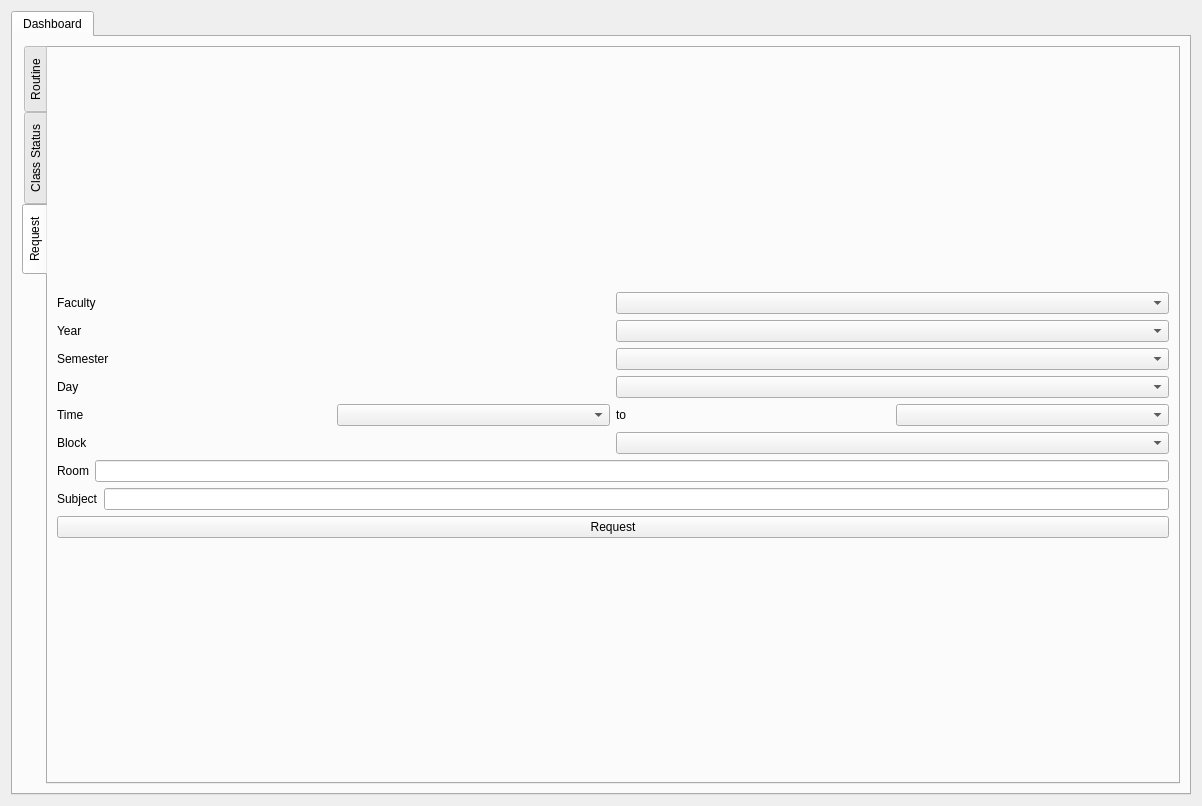
Qt form bms/professorwindow.ui (MythicSTR/bms-project) before a commit.
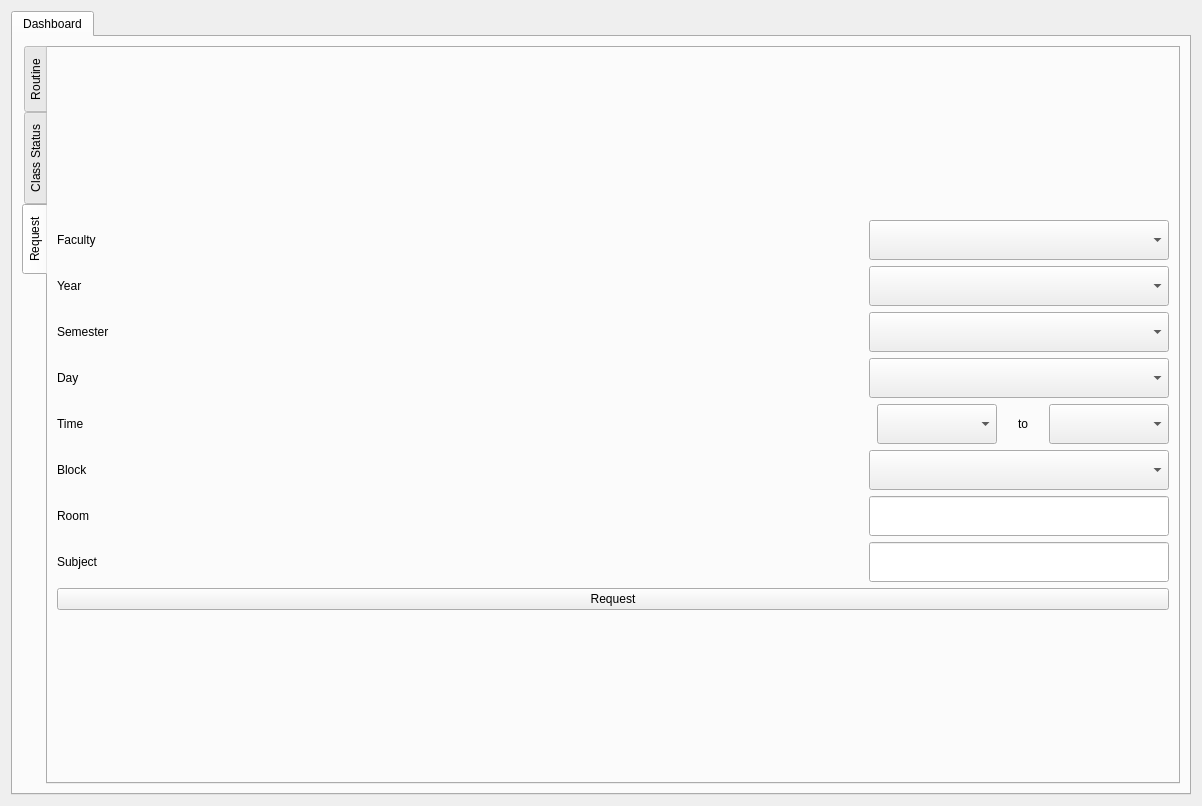
The same form after that commit. The open tabs and pages were chosen to show the change.

```diff
--- a/bms/professorwindow.ui
+++ b/bms/professorwindow.ui
@@ -587,7 +587,20 @@
                 </widget>
                </item>
                <item>
-                <widget class="QComboBox" name="req_faculty"/>
+                <widget class="QComboBox" name="req_faculty">
+                 <property name="sizePolicy">
+                  <sizepolicy hsizetype="Maximum" vsizetype="Maximum">
+                   <horstretch>0</horstretch>
+                   <verstretch>0</verstretch>
+                  </sizepolicy>
+                 </property>
+                 <property name="minimumSize">
+                  <size>
+                   <width>300</width>
+                   <height>40</height>
+                  </size>
+                 </property>
+                </widget>
                </item>
               </layout>
              </item>
@@ -601,7 +614,20 @@
                 </widget>
                </item>
                <item>
-                <widget class="QComboBox" name="req_year"/>
+                <widget class="QComboBox" name="req_year">
+                 <property name="sizePolicy">
+                  <sizepolicy hsizetype="Maximum" vsizetype="Maximum">
+                   <horstretch>0</horstretch>
+                   <verstretch>0</verstretch>
+                  </sizepolicy>
+                 </property>
+                 <property name="minimumSize">
+                  <size>
+                   <width>300</width>
+                   <height>40</height>
+                  </size>
+                 </property>
+                </widget>
                </item>
               </layout>
              </item>
@@ -615,7 +641,20 @@
                 </widget>
                </item>
                <item>
-                <widget class="QComboBox" name="req_semester"/>
+                <widget class="QComboBox" name="req_semester">
+                 <property name="sizePolicy">
+                  <sizepolicy hsizetype="Maximum" vsizetype="Maximum">
+                   <horstretch>0</horstretch>
+                   <verstretch>0</verstretch>
+                  </sizepolicy>
+                 </property>
+                 <property name="minimumSize">
+                  <size>
+                   <width>300</width>
+                   <height>40</height>
+                  </size>
+                 </property>
+                </widget>
                </item>
               </layout>
              </item>
@@ -629,7 +668,20 @@
                 </widget>
                </item>
                <item>
-                <widget class="QComboBox" name="req_day"/>
+                <widget class="QComboBox" name="req_day">
+                 <property name="sizePolicy">
+                  <sizepolicy hsizetype="Maximum" vsizetype="Maximum">
+                   <horstretch>0</horstretch>
+                   <verstretch>0</verstretch>
+                  </sizepolicy>
+                 </property>
+                 <property name="minimumSize">
+                  <size>
+                   <width>300</width>
+                   <height>40</height>
+                  </size>
+                 </property>
+                </widget>
                </item>
               </layout>
              </item>
@@ -643,17 +695,58 @@
                 </widget>
                </item>
                <item>
-                <widget class="QComboBox" name="req_start_time"/>
+                <widget class="QComboBox" name="req_start_time">
+                 <property name="sizePolicy">
+                  <sizepolicy hsizetype="Maximum" vsizetype="Fixed">
+                   <horstretch>0</horstretch>
+                   <verstretch>0</verstretch>
+                  </sizepolicy>
+                 </property>
+                 <property name="minimumSize">
+                  <size>
+                   <width>120</width>
+                   <height>40</height>
+                  </size>
+                 </property>
+                </widget>
                </item>
                <item>
                 <widget class="QLabel" name="label_14">
+                 <property name="sizePolicy">
+                  <sizepolicy hsizetype="Maximum" vsizetype="Preferred">
+                   <horstretch>0</horstretch>
+                   <verstretch>0</verstretch>
+                  </sizepolicy>
+                 </property>
+                 <property name="minimumSize">
+                  <size>
+                   <width>40</width>
+                   <height>0</height>
+                  </size>
+                 </property>
                  <property name="text">
                   <string>to</string>
                  </property>
+                 <property name="alignment">
+                  <set>Qt::AlignCenter</set>
+                 </property>
                 </widget>
                </item>
                <item>
-                <widget class="QComboBox" name="req_end_time"/>
+                <widget class="QComboBox" name="req_end_time">
+                 <property name="sizePolicy">
+                  <sizepolicy hsizetype="Maximum" vsizetype="Fixed">
+                   <horstretch>0</horstretch>
+                   <verstretch>0</verstretch>
+                  </sizepolicy>
+                 </property>
+                 <property name="minimumSize">
+                  <size>
+                   <width>120</width>
+                   <height>40</height>
+                  </size>
+                 </property>
+                </widget>
                </item>
               </layout>
              </item>
@@ -667,7 +760,20 @@
                 </widget>
                </item>
                <item>
-                <widget class="QComboBox" name="req_block"/>
+                <widget class="QComboBox" name="req_block">
+                 <property name="sizePolicy">
+                  <sizepolicy hsizetype="Maximum" vsizetype="Maximum">
+                   <horstretch>0</horstretch>
+                   <verstretch>0</verstretch>
+                  </sizepolicy>
+                 </property>
+                 <property name="minimumSize">
+                  <size>
+                   <width>300</width>
+                   <height>40</height>
+                  </size>
+                 </property>
+                </widget>
                </item>
               </layout>
              </item>
@@ -681,7 +787,20 @@
                 </widget>
                </item>
                <item>
-                <widget class="QLineEdit" name="req_room"/>
+                <widget class="QLineEdit" name="req_room">
+                 <property name="sizePolicy">
+                  <sizepolicy hsizetype="Maximum" vsizetype="Maximum">
+                   <horstretch>0</horstretch>
+                   <verstretch>0</verstretch>
+                  </sizepolicy>
+                 </property>
+                 <property name="minimumSize">
+                  <size>
+                   <width>300</width>
+                   <height>40</height>
+                  </size>
+                 </property>
+                </widget>
                </item>
               </layout>
              </item>
@@ -695,7 +814,20 @@
                 </widget>
                </item>
                <item>
-                <widget class="QLineEdit" name="req_subject"/>
+                <widget class="QLineEdit" name="req_subject">
+                 <property name="sizePolicy">
+                  <sizepolicy hsizetype="Maximum" vsizetype="Maximum">
+                   <horstretch>0</horstretch>
+                   <verstretch>0</verstretch>
+                  </sizepolicy>
+                 </property>
+                 <property name="minimumSize">
+                  <size>
+                   <width>300</width>
+                   <height>40</height>
+                  </size>
+                 </property>
+                </widget>
                </item>
               </layout>
              </item>
```
Left out of the diff: 2 changed lines with no effect on the pictures.
